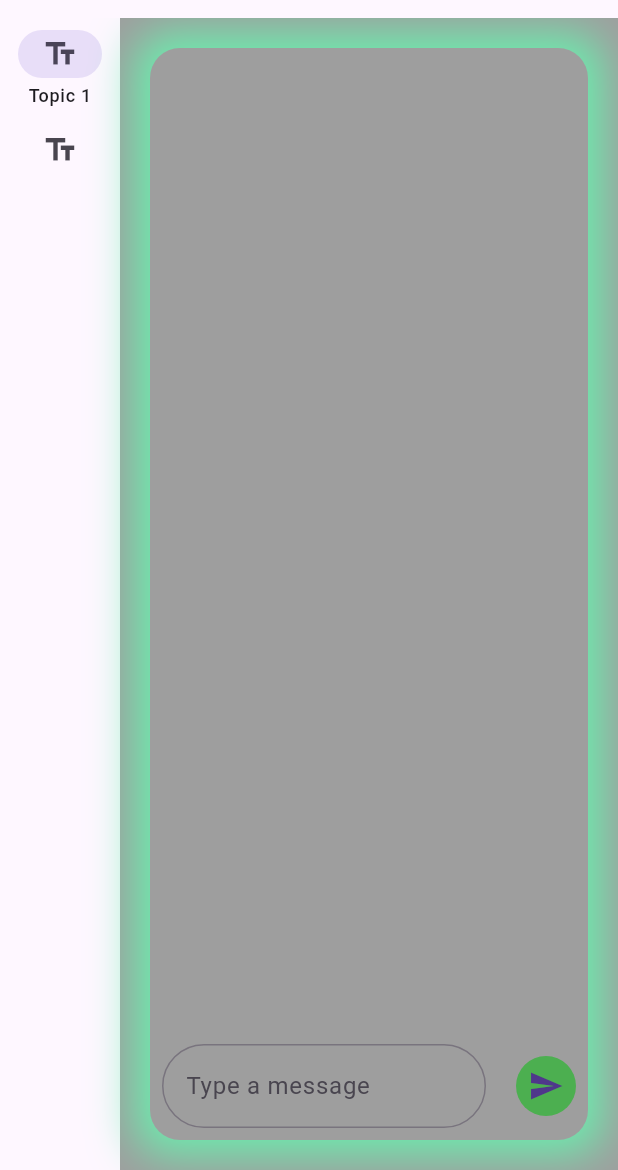
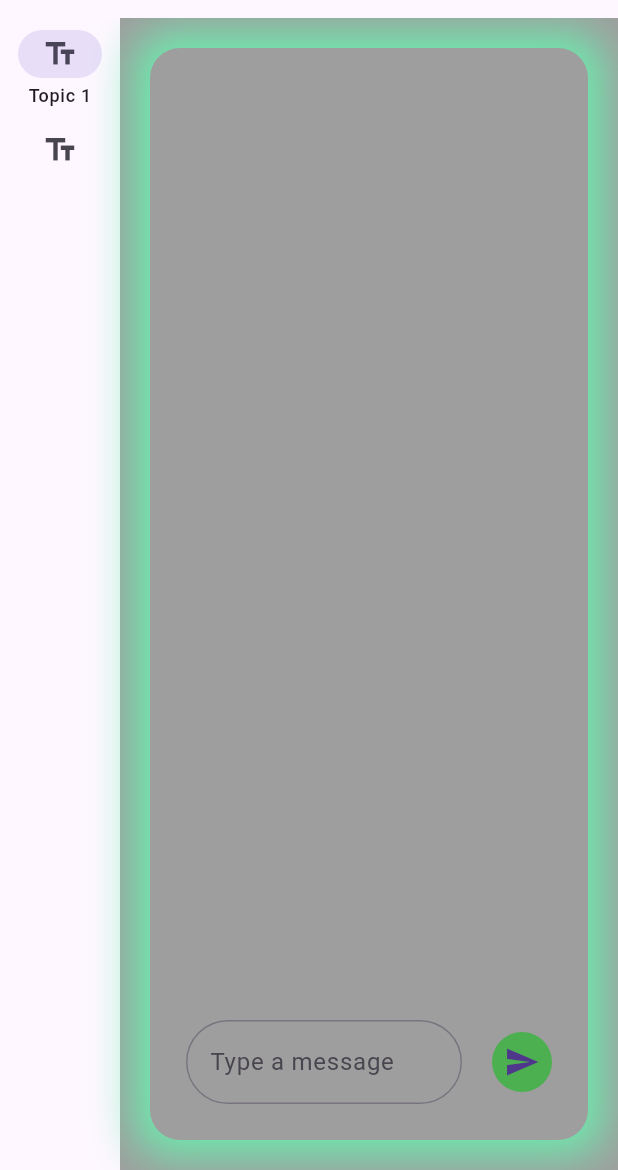
Before and after one commit to ZafarFaraz/Llama3.1-flutter, a Flutter app: the screen it shows after launch, on a phone screen of 412 x 824 dp, the part 66-1236 px from its top. Run offline on Flutter 3.47's test engine with Material 3 defaults, Android fonts, the phone set to English and light mode, and no system bars; our stand-ins replace flutter_tts, geocoding, location, speech_to_text; missing offline and left inert: dart:ffi, udp; statements that could not run were skipped.

Commit message:
adjusting padding differences between chat/voice screens

```diff
--- a/llama_flutter/lib/pages/ChatView.dart
+++ b/llama_flutter/lib/pages/ChatView.dart
@@ -185,6 +185,8 @@ class ChatView extends StatelessWidget {
                   offset: const Offset(0.0, 0.0)),
             ],
             color: isDarkMode ? Colors.black : Colors.grey),
+        child: Padding(
+          padding: EdgeInsets.all(16),
           child: Column(
             children: [
               Expanded(
@@ -254,7 +256,7 @@ class ChatView extends StatelessWidget {
               ),
             ],
           ),
-    );
+        ));
   }
 
   void _scrollToBottom() {
```
Lines whose indentation alone changed are shown as unchanged.
